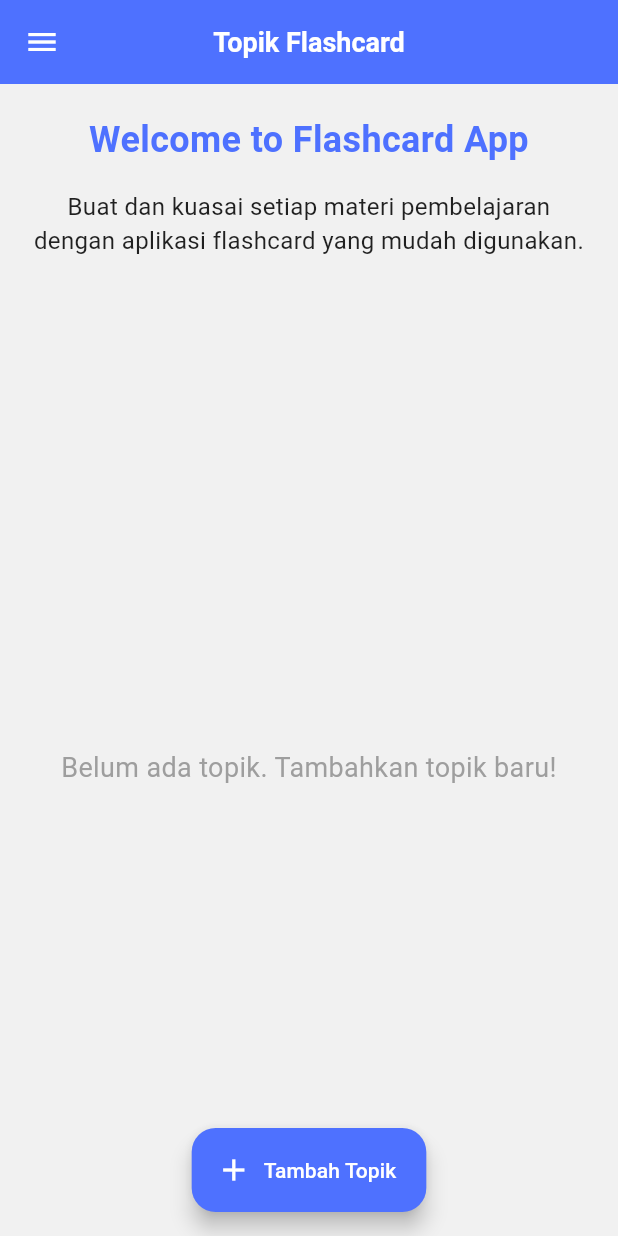
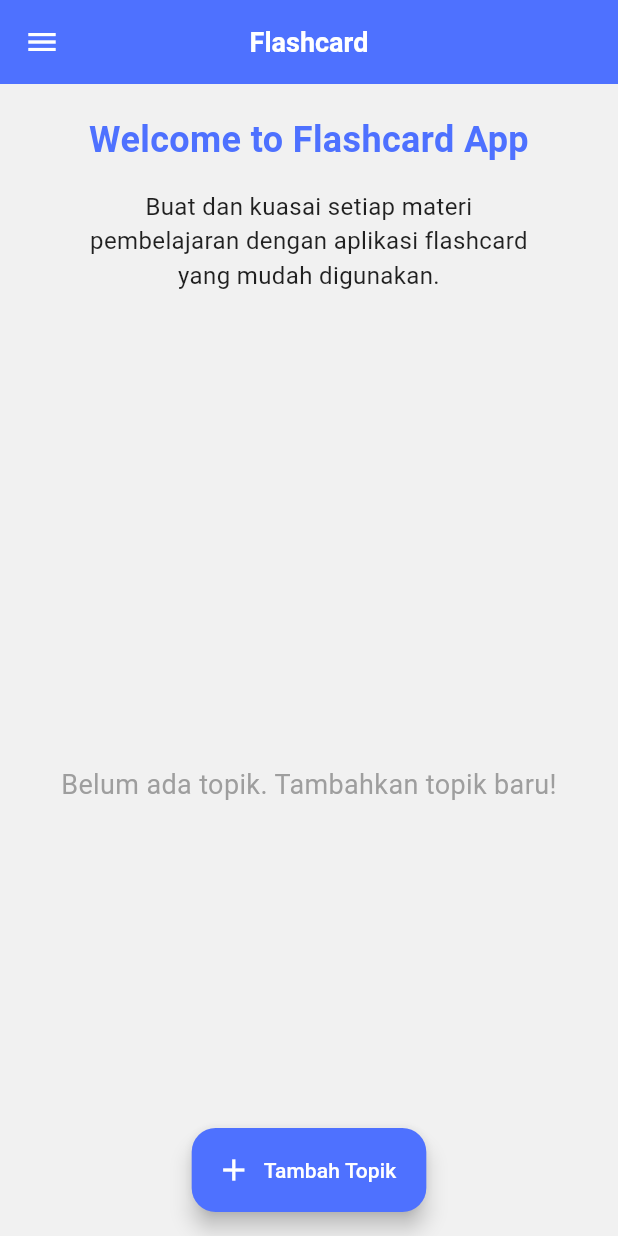
Before and after one commit to Fiindah/flashcard_app, a Flutter app: the TopicListPage screen opened directly, on a phone screen of 412 x 824 dp. Run offline on Flutter 3.47's test engine with Material 3 defaults, Android fonts, the phone set to English and light mode, and no system bars; our stand-ins replace sqflite; accounts and stored records are empty; Roboto replaces fonts that are missing (Poppins).

Commit message:
update topic list page

```diff
--- a/lib/pages/topic_list_page.dart
+++ b/lib/pages/topic_list_page.dart
@@ -187,7 +187,7 @@ class _TopicListPageState extends State<TopicListPage> {
       ),
       appBar: AppBar(
         title: const Text(
-          'Topik Flashcard',
+          'Flashcard',
           style: TextStyle(
             color: Colors.white,
             fontSize: 18,
@@ -220,10 +220,13 @@ class _TopicListPageState extends State<TopicListPage> {
           ),
           const Padding(
             padding: EdgeInsets.symmetric(horizontal: 16.0, vertical: 8.0),
-            child: Text(
-              "Buat dan kuasai setiap materi pembelajaran dengan aplikasi flashcard yang mudah digunakan.",
-              style: TextStyle(fontSize: 16, color: Colors.black87),
-              textAlign: TextAlign.center,
+            child: SizedBox(
+              width: 300,
+              child: Text(
+                "Buat dan kuasai setiap materi pembelajaran dengan aplikasi flashcard yang mudah digunakan.",
+                style: TextStyle(fontSize: 16, color: Colors.black87),
+                textAlign: TextAlign.center,
+              ),
             ),
           ),
           const SizedBox(height: 20),
```
